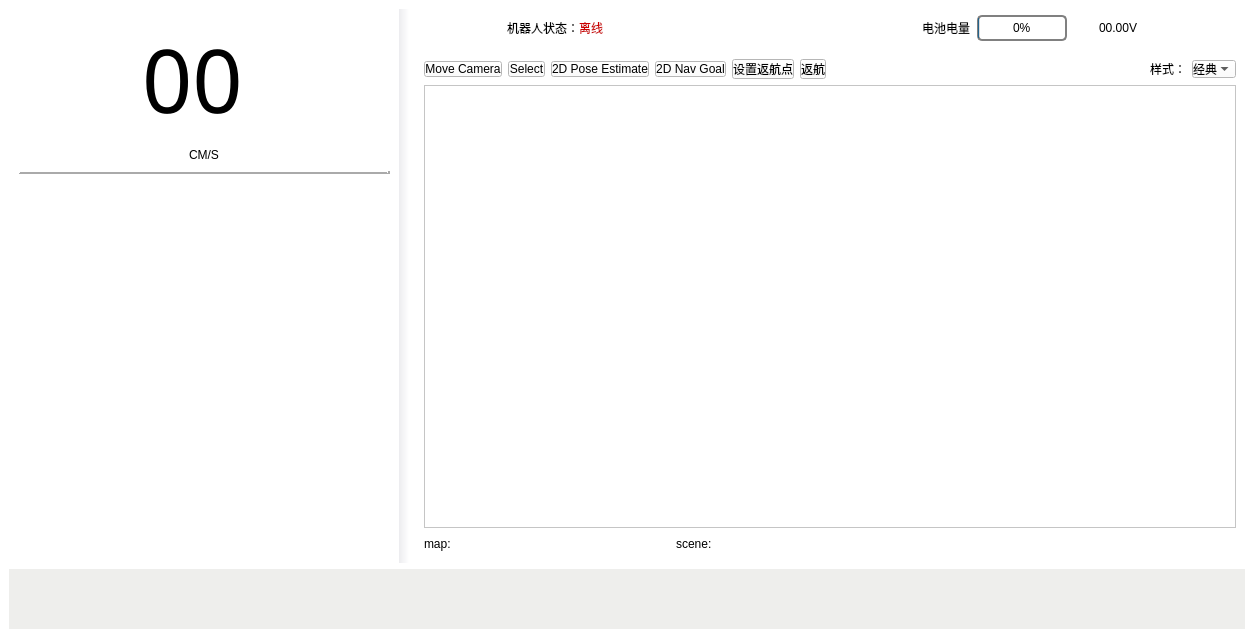
The window that ui/main_window.ui (chengyangkj/Ros_Qt5_Gui_App) describes before a commit, drawn with Qt 5.
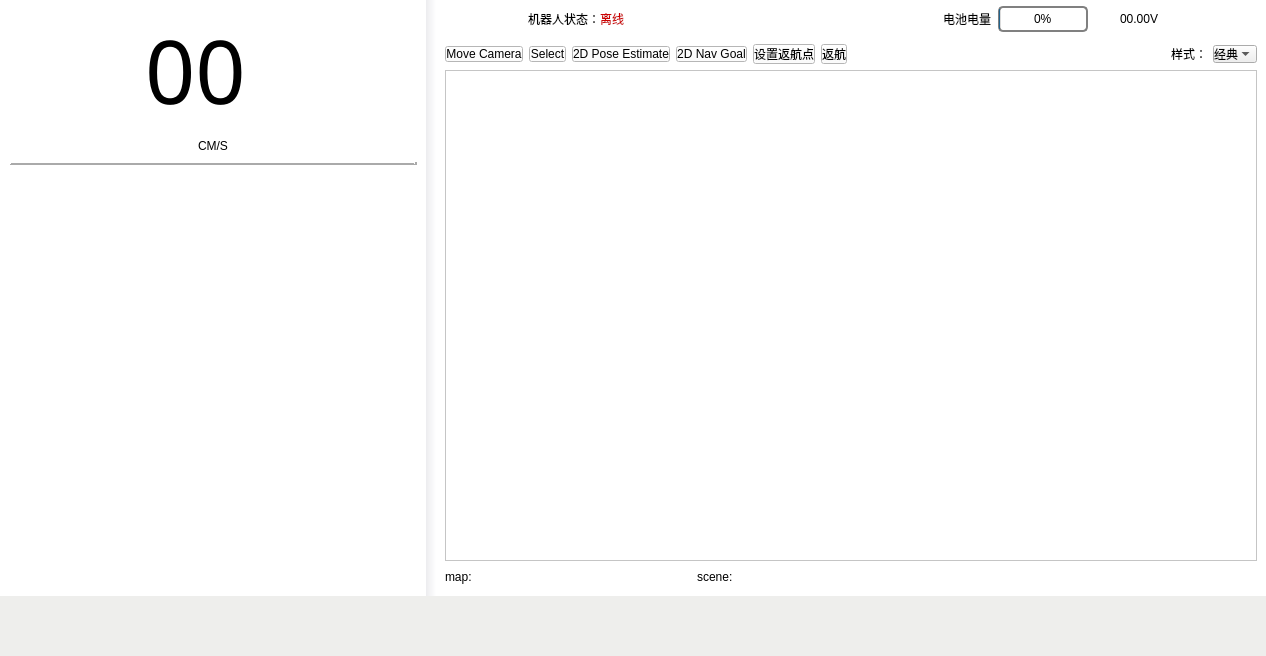
The same window after the commit. The open tabs and pages were chosen to show the change. Icons and pictures are not drawn.

Commit message: 添加rviz界面

The edit to the form file:
```diff
--- a/ui/main_window.ui
+++ b/ui/main_window.ui
@@ -6,8 +6,8 @@
    <rect>
     <x>0</x>
     <y>0</y>
-    <width>1248</width>
-    <height>638</height>
+    <width>1266</width>
+    <height>656</height>
    </rect>
   </property>
   <property name="windowTitle">
@@ -30,8 +30,26 @@
     <string notr="true">margin:0</string>
    </property>
    <layout class="QVBoxLayout" name="verticalLayout_10">
+    <property name="spacing">
+     <number>0</number>
+    </property>
+    <property name="leftMargin">
+     <number>0</number>
+    </property>
+    <property name="topMargin">
+     <number>0</number>
+    </property>
+    <property name="rightMargin">
+     <number>0</number>
+    </property>
+    <property name="bottomMargin">
+     <number>0</number>
+    </property>
     <item>
      <layout class="QVBoxLayout" name="verticalLayout_6">
+      <property name="spacing">
+       <number>0</number>
+      </property>
       <item>
        <layout class="QHBoxLayout" name="horizontalLayout_4">
         <item>
@@ -867,7 +885,7 @@
           <item>
            <widget class="QStackedWidget" name="stackedWidget_main">
             <property name="currentIndex">
-             <number>0</number>
+             <number>1</number>
             </property>
             <widget class="QWidget" name="page_3">
              <layout class="QVBoxLayout" name="verticalLayout_12">
@@ -1023,10 +1041,10 @@
              </layout>
             </widget>
             <widget class="QWidget" name="page_4">
-             <layout class="QVBoxLayout" name="verticalLayout_13">
-              <item>
                <layout class="QVBoxLayout" name="verticalLayout_14">
                 <item>
+               <layout class="QVBoxLayout" name="verticalLayout_13">
+                <item>
                  <layout class="QHBoxLayout" name="horizontalLayout_11">
                   <item>
                    <widget class="QPushButton" name="move_camera_btn">
@@ -1133,7 +1151,10 @@
                    </widget>
                   </item>
                   <item>
-                   <widget class="QComboBox" name="comboBox">
+                   <widget class="QComboBox" name="comboBox_mapType">
+                    <property name="styleSheet">
+                     <string notr="true">background-color:none</string>
+                    </property>
                     <item>
                      <property name="text">
                       <string>经典</string>
@@ -1150,6 +1171,9 @@
                 </item>
                 <item>
                  <layout class="QVBoxLayout" name="verticalLayout_build_map">
+                  <property name="spacing">
+                   <number>0</number>
+                  </property>
                   <item>
                    <widget class="QGraphicsView" name="mapViz">
                     <property name="layoutDirection">
@@ -1166,6 +1190,8 @@
                     </property>
                    </widget>
                   </item>
+                 </layout>
+                </item>
                   <item>
                    <layout class="QHBoxLayout" name="horizontalLayout_12">
                     <item>
@@ -1262,8 +1288,6 @@
                  </layout>
                 </item>
                </layout>
-              </item>
-             </layout>
             </widget>
             <widget class="QWidget" name="page_5">
              <layout class="QVBoxLayout" name="verticalLayout_4">
@@ -1505,6 +1529,9 @@
 }</string>
         </property>
         <layout class="QHBoxLayout" name="horizontalLayout_24">
+         <property name="spacing">
+          <number>0</number>
+         </property>
          <property name="leftMargin">
           <number>0</number>
          </property>
```
Lines whose indentation alone changed are shown as unchanged. The commit also changes 5 other files.
